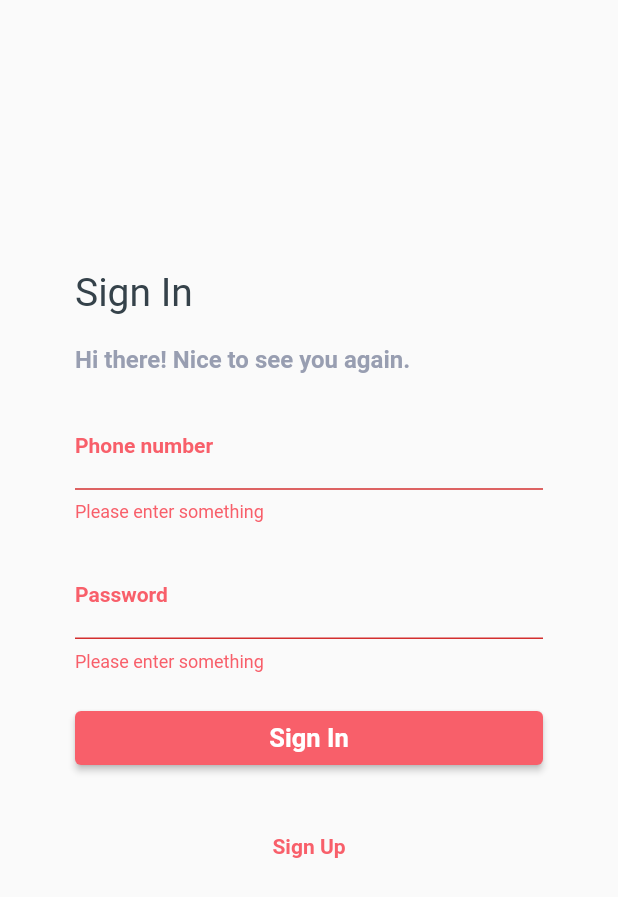
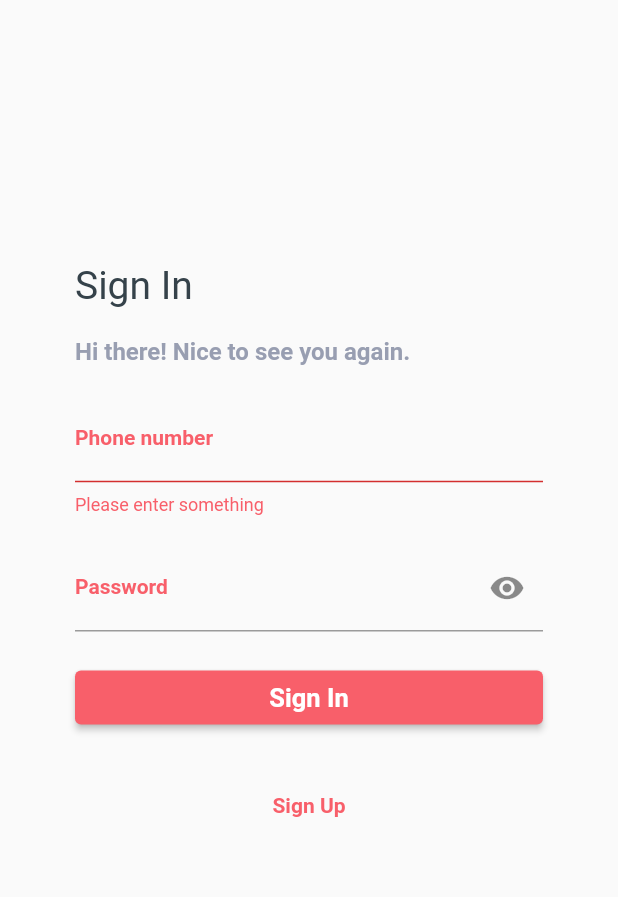
Before and after one commit to amir-r-z-a/chf-restaurant-App, a Flutter app: the SignInScreen screen opened directly, after a tap on "Sign In", on a phone screen of 412 x 824 dp. Shown: the top 897 px of the screen. Run offline on Flutter 3.47's test engine with Material 2 defaults, Android fonts, the phone set to English and light mode, and no system bars; missing offline and left inert: dart:html; accounts and stored records are empty; statements that could not run were skipped.

Commit message:
SignIn updated

```diff
--- a/lib/Screens/SignInScreen.dart
+++ b/lib/Screens/SignInScreen.dart
@@ -1,3 +1,4 @@
+import 'package:chfrestaurant/Classes/Accounts.dart';
 import 'package:chfrestaurant/Common/Text/GrayText.dart';
 import 'package:chfrestaurant/Common/Text/MyTextFormField.dart';
 import 'package:chfrestaurant/Common/Text/SignInUpText.dart';
@@ -13,6 +14,7 @@ class SignInScreen extends StatefulWidget {
 
 class _SignInScreenState extends State<SignInScreen> {
   var key1 = GlobalKey<FormState>();
+  bool _isObscure = true;
 
   @override
   Widget build(BuildContext context) {
@@ -21,7 +23,7 @@ class _SignInScreenState extends State<SignInScreen> {
         key: key1,
         child: Container(
           child: ListView(
-              padding: EdgeInsets.fromLTRB(50, 180, 50, 100),
+              padding: EdgeInsets.fromLTRB(50, 175, 50, 100),
               children: [
                 SignInUpText("Sign In"),
                 Padding(padding: EdgeInsets.all(10)),
@@ -30,12 +32,42 @@ class _SignInScreenState extends State<SignInScreen> {
                 MyTextFormField(
                   "Phone number",
                   hint: "example: 0912XXXXXXX",
-                  regex: 'N',
+                  regex: 'PN',
                 ),
                 Padding(padding: EdgeInsets.all(10)),
-                MyTextFormField(
-                  "Password",
-                  regex: 'P',
+                TextFormField(
+                  validator: (String value) {
+                    if (value.isEmpty || value == null) {
+                      return "Please enter something";
+                    } else if (Accounts.foundPassword(value)) {
+                      return "Your password is not correct";
+                    }
+                    return null;
+                  },
+                  obscureText: _isObscure,
+                  decoration: InputDecoration(
+                    suffixIcon: IconButton(
+                      onPressed: () {
+                        setState(() {
+                          _isObscure = !_isObscure;
+                        });
+                      },
+                      icon: Icon(
+                          _isObscure ? Icons.visibility : Icons.visibility_off),
+                    ),
+                    labelText: "Password",
+                    labelStyle: TextStyle(
+                        fontSize: 14,
+                        fontWeight: FontWeight.bold,
+                        color: Color.fromRGBO(248, 95, 106, 1)),
+                    hintText: "your password ",
+                    hintStyle: TextStyle(
+                      fontSize: 16,
+                      color: Color.fromRGBO(209, 214, 219, 1),
+                    ),
+                    errorStyle:
+                        TextStyle(color: Color.fromRGBO(248, 95, 106, 1)),
+                  ),
                 ),
                 Padding(padding: EdgeInsets.all(10)),
                 ElevatedButton(
@@ -45,12 +77,14 @@ class _SignInScreenState extends State<SignInScreen> {
                     if (key1.currentState.validate()) {
                       key1.currentState.save();
                       print("done");
+                      print(Accounts.currentAccount);
                       print(MyTextFormField.name);
                       print(MyTextFormField.password);
                       print("Welcome to Chamir food");
                     }
                   },
-                    child: WhiteText('Sign In')),
+                  child: WhiteText('Sign In'),
+                ),
                 Padding(padding: EdgeInsets.all(20)),
                 GestureDetector(
                   onTap: () {
```
Lines whose indentation alone changed are shown as unchanged.
